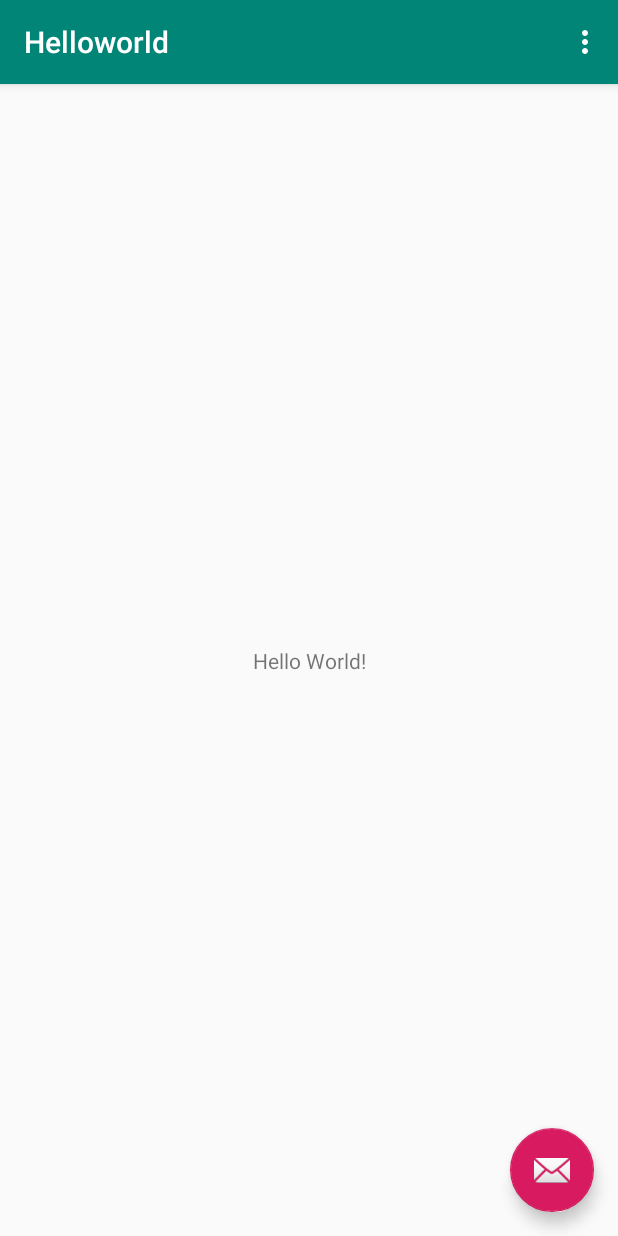
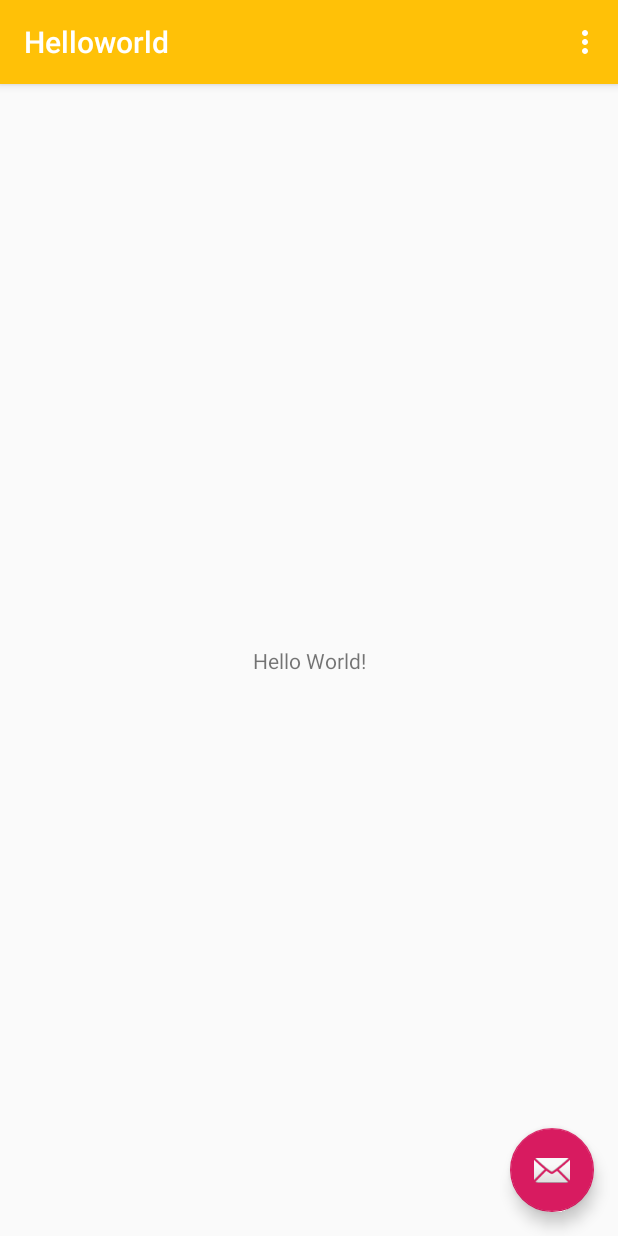
Before and after one commit to piruin/android-basic, an Android app: the screen it shows after launch (MainActivity), on a phone screen of 412 x 824 dp. Run offline under Robolectric (Android 15) with nearby library versions, the phone set to English and light mode, and no system bars.

Commit message:
Change theme color to amber

```diff
--- a/app/src/main/res/values/colors.xml
+++ b/app/src/main/res/values/colors.xml
@@ -1,6 +1,6 @@
 <?xml version="1.0" encoding="utf-8"?>
 <resources>
-    <color name="colorPrimary">#008577</color>
-    <color name="colorPrimaryDark">#00574B</color>
+    <color name="colorPrimary">#FFC107</color>
+    <color name="colorPrimaryDark">#FFC107</color>
     <color name="colorAccent">#D81B60</color>
 </resources>
```
